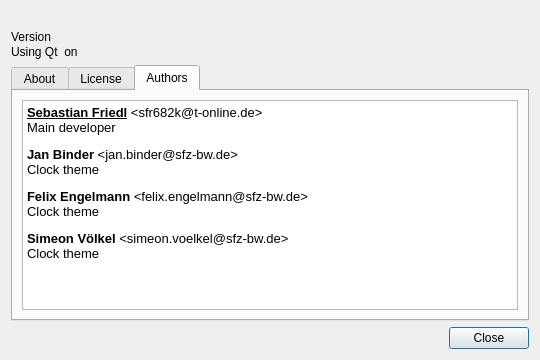
Before: the Qt Designer form dashboard/aboutdialog.ui in SFr682k/fightclub, drawn with Qt 5.
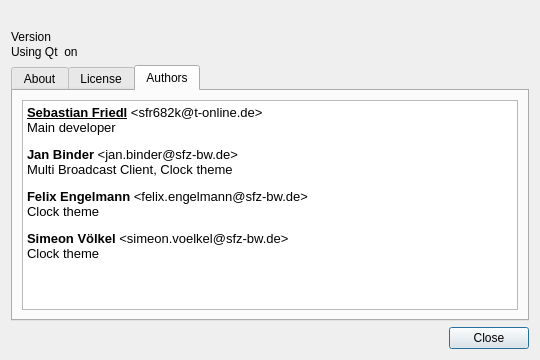
After: the same form once the commit is applied. The open tabs and pages were chosen to show the change. Icons and pictures are not drawn.

The edit to the form file:
```diff
--- a/dashboard/aboutdialog.ui
+++ b/dashboard/aboutdialog.ui
@@ -281,7 +281,7 @@
 p, li { white-space: pre-wrap; }
 &lt;/style&gt;&lt;/head&gt;&lt;body style=&quot; font-family:'Noto Sans'; font-size:10pt; font-weight:400; font-style:normal;&quot;&gt;
 &lt;p style=&quot; margin-top:0px; margin-bottom:0px; margin-left:0px; margin-right:0px; -qt-block-indent:0; text-indent:0px;&quot;&gt;&lt;span style=&quot; font-weight:600; text-decoration: underline;&quot;&gt;Sebastian Friedl&lt;/span&gt; &amp;lt;sfr682k@t-online.de&amp;gt;&lt;br /&gt;Main developer&lt;/p&gt;
-&lt;p style=&quot; margin-top:12px; margin-bottom:12px; margin-left:0px; margin-right:0px; -qt-block-indent:0; text-indent:0px;&quot;&gt;&lt;span style=&quot; font-weight:600;&quot;&gt;Jan Binder&lt;/span&gt; &amp;lt;jan.binder@sfz-bw.de&amp;gt;&lt;br /&gt;Clock theme&lt;/p&gt;
+&lt;p style=&quot; margin-top:12px; margin-bottom:12px; margin-left:0px; margin-right:0px; -qt-block-indent:0; text-indent:0px;&quot;&gt;&lt;span style=&quot; font-weight:600;&quot;&gt;Jan Binder&lt;/span&gt; &amp;lt;jan.binder@sfz-bw.de&amp;gt;&lt;br /&gt;Multi Broadcast Client, Clock theme&lt;/p&gt;
 &lt;p style=&quot; margin-top:12px; margin-bottom:12px; margin-left:0px; margin-right:0px; -qt-block-indent:0; text-indent:0px;&quot;&gt;&lt;span style=&quot; font-weight:600;&quot;&gt;Felix Engelmann&lt;/span&gt; &amp;lt;felix.engelmann@sfz-bw.de&amp;gt;&lt;br /&gt;Clock theme&lt;/p&gt;
 &lt;p style=&quot; margin-top:12px; margin-bottom:12px; margin-left:0px; margin-right:0px; -qt-block-indent:0; text-indent:0px;&quot;&gt;&lt;span style=&quot; font-weight:600;&quot;&gt;Simeon Völkel&lt;/span&gt; &amp;lt;simeon.voelkel@sfz-bw.de&amp;gt;&lt;br /&gt;Clock theme&lt;/p&gt;
 &lt;p style=&quot;-qt-paragraph-type:empty; margin-top:12px; margin-bottom:12px; margin-left:0px; margin-right:0px; -qt-block-indent:0; text-indent:0px;&quot;&gt;&lt;br /&gt;&lt;/p&gt;&lt;/body&gt;&lt;/html&gt;</string>
```
